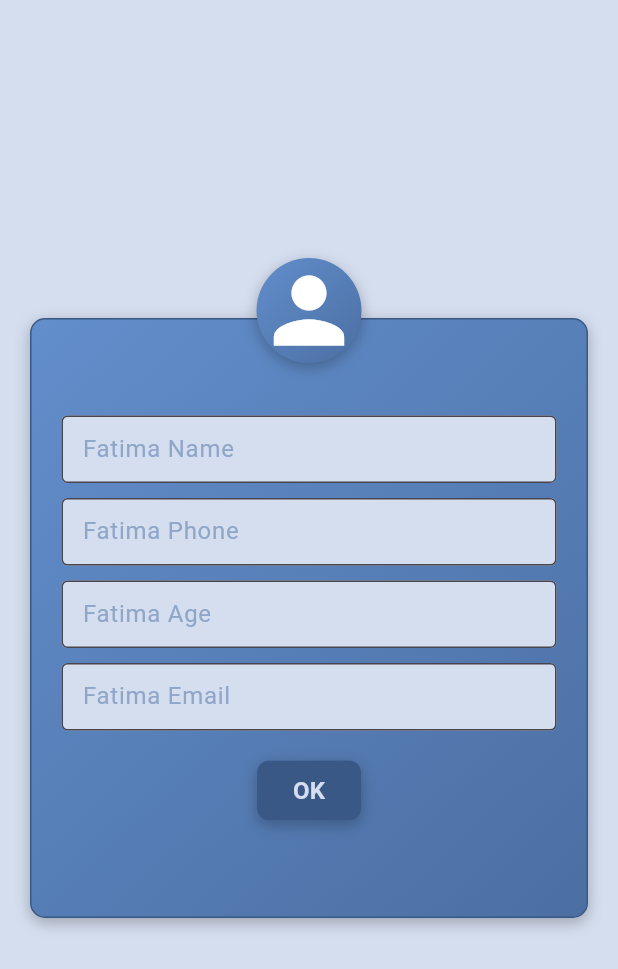
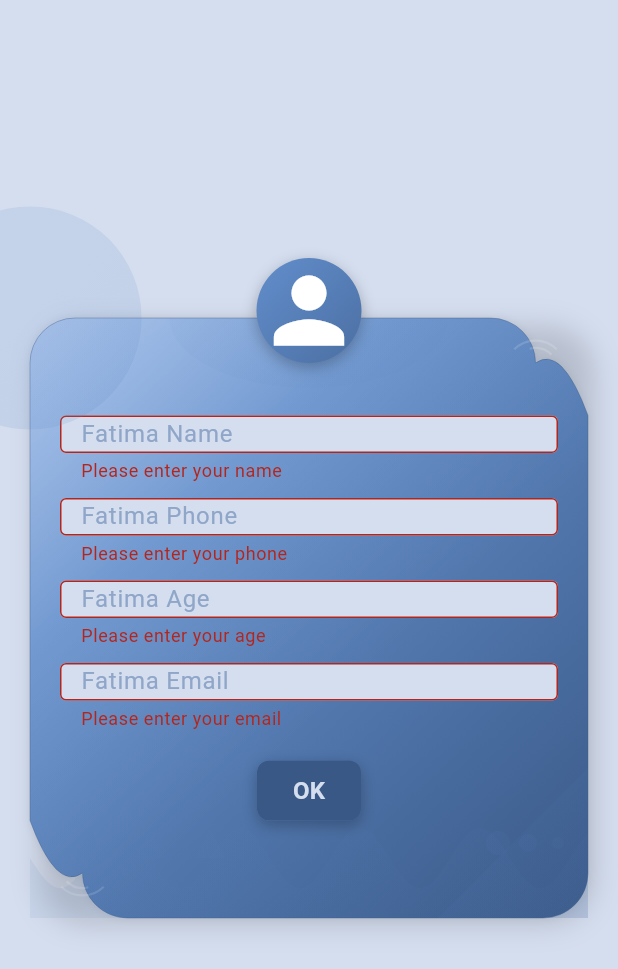
Before and after one commit to F2-m37/fatima_frist_assignment-, a Flutter app: the screen it shows after launch, after a tap on "OK", on a phone screen of 412 x 824 dp. Shown: the top 969 px of the screen. Run offline on Flutter 3.47's test engine with Material 3 defaults, Android fonts, the phone set to English and light mode, and no system bars.

Commit message:
Secound Assignment

```diff
--- a/lib/fatima_home_page.dart
+++ b/lib/fatima_home_page.dart
@@ -1,4 +1,7 @@
 import 'package:flutter/material.dart';
+import 'painters/fatima_container_painter.dart';
+import 'painters/fatima_form_painter.dart';
+import 'validators/fatima_validators.dart';
 
 class FatimaForm extends StatefulWidget {
   const FatimaForm({super.key});
@@ -9,6 +12,19 @@ class FatimaForm extends StatefulWidget {
 
 class _FatimaFormState extends State<FatimaForm> {
   final _formKey = GlobalKey<FormState>();
+  final _nameController = TextEditingController();
+  final _phoneController = TextEditingController();
+  final _ageController = TextEditingController();
+  final _emailController = TextEditingController();
+
+  @override
+  void dispose() {
+    _nameController.dispose();
+    _phoneController.dispose();
+    _ageController.dispose();
+    _emailController.dispose();
+    super.dispose();
+  }
 
   @override
   Widget build(BuildContext context) {
@@ -20,32 +36,12 @@ class _FatimaFormState extends State<FatimaForm> {
           child: Stack(
             clipBehavior: Clip.none,
             children: [
-              Container(
+              CustomPaint(
+                painter: FatimaContainerPainter(),
+                foregroundPainter: FatimaFormPainter(),
+                child: Container(
                   width: 400,
                   height: 400,
-                decoration: BoxDecoration(
-                  gradient: const LinearGradient(
-                    begin: Alignment.topLeft,
-                    end: Alignment.bottomRight,
-                    colors: [
-                      Color(0XFF628ECB),
-                      Color(0XFF4B6FA3),
-                    ],
-                  ),
-                  borderRadius: BorderRadius.circular(10),
-                  border: Border.all(
-                    color: const Color(0XFF395886),
-                    width: 1,
-                  ),
-                  boxShadow: const [
-                    BoxShadow(
-                      color: Colors.black26,
-                      spreadRadius: 0,
-                      blurRadius: 8,
-                      offset: Offset(0, 3),
-                    ),
-                  ],
-                ),
                   padding: const EdgeInsets.all(20.0),
                   child: Form(
                     key: _formKey,
@@ -54,10 +50,12 @@ class _FatimaFormState extends State<FatimaForm> {
                       crossAxisAlignment: CrossAxisAlignment.center,
                       mainAxisSize: MainAxisSize.min,
                       children: [
-                      const SizedBox(
+                        SizedBox(
                           height: 45,
-                        child: TextField(
-                          decoration: InputDecoration(
+                          child: TextFormField(
+                            controller: _nameController,
+                            validator: FatimaValidators.validateName,
+                            decoration: const InputDecoration(
                               hintText: "Fatima Name",
                               hintStyle: TextStyle(
                                 color: Color(0XFF8FA6C9),
@@ -73,7 +71,10 @@ class _FatimaFormState extends State<FatimaForm> {
                         const SizedBox(height: 10),
                         SizedBox(
                           height: 45,
-                        child: TextField(
+                          child: TextFormField(
+                            controller: _phoneController,
+                            validator: FatimaValidators.validatePhone,
+                            keyboardType: TextInputType.phone,
                             decoration: const InputDecoration(
                               hintText: "Fatima Phone",
                               hintStyle: TextStyle(
@@ -90,7 +91,10 @@ class _FatimaFormState extends State<FatimaForm> {
                         const SizedBox(height: 10),
                         SizedBox(
                           height: 45,
-                        child: TextField(
+                          child: TextFormField(
+                            controller: _ageController,
+                            validator: FatimaValidators.validateAge,
+                            keyboardType: TextInputType.number,
                             decoration: const InputDecoration(
                               hintText: "Fatima Age",
                               hintStyle: TextStyle(
@@ -107,7 +111,10 @@ class _FatimaFormState extends State<FatimaForm> {
                         const SizedBox(height: 10),
                         SizedBox(
                           height: 45,
-                        child: TextField(
+                          child: TextFormField(
+                            controller: _emailController,
+                            validator: FatimaValidators.validateEmail,
+                            keyboardType: TextInputType.emailAddress,
                             decoration: const InputDecoration(
                               hintText: "Fatima Email",
                               hintStyle: TextStyle(
@@ -144,9 +151,16 @@ class _FatimaFormState extends State<FatimaForm> {
                             ],
                           ),
                           child: ElevatedButton(
-                          onPressed: () {},
+                            onPressed: () {
+                              if (_formKey.currentState!.validate()) {
+                                debugPrint('Name: ${_nameController.text}');
+                                debugPrint('Phone: ${_phoneController.text}');
+                                debugPrint('Age: ${_ageController.text}');
+                                debugPrint('Email: ${_emailController.text}');
+                              }
+                            },
                             style: ElevatedButton.styleFrom(
-                            backgroundColor: Color(0XFF395886),
+                              backgroundColor: const Color(0XFF395886),
                               shadowColor: Colors.transparent,
                               shape: RoundedRectangleBorder(
                                 borderRadius: BorderRadius.circular(8),
@@ -163,6 +177,7 @@ class _FatimaFormState extends State<FatimaForm> {
                           ),
                         ),
                       ],
+                    ),
                   ),
                 ),
               ),
--- a/lib/main.dart
+++ b/lib/main.dart
@@ -1,5 +1,5 @@
 import 'package:flutter/material.dart';
-import 'package:fatima_app/fatima_home_page.dart';
+import 'fatima_home_page.dart';
 
 void main() {
   runApp(const MyApp());
@@ -8,14 +8,15 @@ void main() {
 class MyApp extends StatelessWidget {
   const MyApp({super.key});
 
-  // This widget is the root of your application.
   @override
   Widget build(BuildContext context) {
-    return const MaterialApp(
+    return MaterialApp(
+      title: 'Fatima App',
       debugShowCheckedModeBanner: false,
-      home: FatimaForm(),
-
-
+      theme: ThemeData(
+        primarySwatch: Colors.blue,
+      ),
+      home: const FatimaForm(),
     );
   }
 }
--- /dev/null
+++ b/lib/painters/fatima_container_painter.dart
@@ -0,0 +1,157 @@
+import 'package:flutter/material.dart';
+import 'dart:math' as math;
+
+class FatimaContainerPainter extends CustomPainter {
+  @override
+  void paint(Canvas canvas, Size size) {
+    final mainPaint = Paint()
+      ..shader = const LinearGradient(
+        begin: Alignment.topLeft,
+        end: Alignment.bottomRight,
+        stops: [0.0, 0.3, 0.7, 1.0],
+        colors: [
+          Color(0XFF7BA3E0),
+          Color(0XFF628ECB),
+          Color(0XFF4B6FA3),
+          Color(0XFF395886),
+        ],
+      ).createShader(Offset.zero & size)
+      ..style = PaintingStyle.fill;
+
+    final backgroundPath = Path()
+      ..addRRect(
+        RRect.fromRectAndRadius(
+          Rect.fromLTWH(6, 6, size.width - 2, size.height - 2),
+          const Radius.circular(30),
+        ),
+      );
+
+    canvas.drawPath(
+      backgroundPath,
+      Paint()
+        ..color = Colors.black.withOpacity(0.15)
+        ..maskFilter = const MaskFilter.blur(BlurStyle.normal, 10),
+    );
+
+    final mainPath = Path();
+
+    final cornerRadius = 30.0;
+    final cutoutSize = 35.0;
+    final curveControl = 40.0;
+
+    mainPath.moveTo(cornerRadius, 0);
+
+    mainPath.lineTo(size.width - cutoutSize - cornerRadius, 0);
+    mainPath.arcToPoint(
+      Offset(size.width - cutoutSize, cornerRadius),
+      radius: Radius.circular(cornerRadius),
+      clockwise: true,
+    );
+    mainPath.quadraticBezierTo(
+      size.width - cutoutSize / 2,
+      cutoutSize / 2,
+      size.width,
+      cutoutSize + cornerRadius,
+    );
+    mainPath.quadraticBezierTo(
+      size.width,
+      cutoutSize + cornerRadius,
+      size.width,
+      cutoutSize + cornerRadius * 2,
+    );
+
+    mainPath.lineTo(size.width, size.height - cornerRadius);
+    mainPath.arcToPoint(
+      Offset(size.width - cornerRadius, size.height),
+      radius: Radius.circular(cornerRadius),
+      clockwise: true,
+    );
+
+    mainPath.lineTo(cutoutSize + cornerRadius, size.height);
+    mainPath.arcToPoint(
+      Offset(cutoutSize, size.height - cornerRadius),
+      radius: Radius.circular(cornerRadius),
+      clockwise: true,
+    );
+    mainPath.quadraticBezierTo(
+      cutoutSize / 2,
+      size.height - cutoutSize / 2,
+      0,
+      size.height - cutoutSize - cornerRadius,
+    );
+
+    mainPath.lineTo(0, cornerRadius);
+    mainPath.arcToPoint(
+      Offset(cornerRadius, 0),
+      radius: Radius.circular(cornerRadius),
+      clockwise: true,
+    );
+
+    mainPath.close();
+
+    canvas.drawPath(
+      mainPath,
+      Paint()
+        ..color = Colors.black.withOpacity(0.08)
+        ..maskFilter = const MaskFilter.blur(BlurStyle.normal, 3),
+    );
+
+    canvas.drawPath(mainPath, mainPaint);
+
+    final highlightPaint = Paint()
+      ..shader = LinearGradient(
+        begin: Alignment.topLeft,
+        end: Alignment.bottomRight,
+        colors: [
+          Colors.white.withOpacity(0.4),
+          Colors.white.withOpacity(0.1),
+          Colors.white.withOpacity(0.0),
+        ],
+        stops: const [0.0, 0.3, 0.6],
+      ).createShader(Rect.fromLTWH(0, 0, size.width, size.height));
+
+    canvas.drawPath(mainPath, highlightPaint);
+
+    canvas.drawPath(
+      mainPath,
+      Paint()
+        ..style = PaintingStyle.stroke
+        ..color = const Color(0XFF395886).withOpacity(0.5)
+        ..strokeWidth = 0.5,
+    );
+
+    final decorPaint = Paint()
+      ..color = Colors.white.withOpacity(0.15)
+      ..style = PaintingStyle.stroke
+      ..strokeWidth = 1.5;
+
+    void drawCornerDecoration(Offset center, double startAngle) {
+      canvas.drawArc(
+        Rect.fromCircle(center: center, radius: 20),
+        startAngle,
+        math.pi / 2,
+        false,
+        decorPaint,
+      );
+      canvas.drawArc(
+        Rect.fromCircle(center: center, radius: 15),
+        startAngle + math.pi / 6,
+        math.pi / 3,
+        false,
+        decorPaint,
+      );
+    }
+
+    drawCornerDecoration(
+      Offset(cutoutSize, size.height - cutoutSize),
+      math.pi / 4,
+    );
+    drawCornerDecoration(
+      Offset(size.width - cutoutSize, cutoutSize),
+      -3 * math.pi / 4,
+    );
+  }
+
+  @override
+  bool shouldRepaint(covariant CustomPainter oldDelegate) => false;
+}
--- /dev/null
+++ b/lib/painters/fatima_form_painter.dart
@@ -0,0 +1,108 @@
+import 'package:flutter/material.dart';
+import 'dart:math' as math;
+
+class FatimaFormPainter extends CustomPainter {
+  @override
+  void paint(Canvas canvas, Size size) {
+    final paint = Paint()
+      ..shader = const LinearGradient(
+        begin: Alignment.topLeft,
+        end: Alignment.bottomRight,
+        colors: [
+          Color(0XFF628ECB),
+          Color(0XFF4B6FA3),
+        ],
+      ).createShader(Offset.zero & size)
+      ..style = PaintingStyle.fill;
+
+    canvas.drawCircle(
+      Offset(0, 0),
+      size.width * 0.2,
+      paint..color = const Color(0XFF628ECB).withOpacity(0.15),
+    );
+
+    final path = Path();
+    path.moveTo(size.width, size.height);
+    path.lineTo(size.width - 100.0, size.height);
+    path.lineTo(size.width, size.height - 100.0);
+    path.close();
+    canvas.drawPath(
+        path, paint..color = const Color(0XFF4B6FA3).withOpacity(0.15));
+
+    final rect = Rect.fromCenter(
+      center: Offset(size.width / 2, 0),
+      width: size.width * 0.5,
+      height: size.width * 0.25,
+    );
+    canvas.drawArc(
+      rect,
+      0,
+      math.pi,
+      true,
+      paint..color = const Color(0XFF628ECB).withOpacity(0.06),
+    );
+
+    final bottomPath = Path();
+    bottomPath.moveTo(0, size.height - 40);
+
+    double amplitude = 20.0;
+    double period = 40.0;
+
+    for (double i = 0; i <= size.width; i += 2) {
+      double y =
+          size.height - 40 + amplitude * math.sin((i / period) * math.pi);
+      if (i == 0) {
+        bottomPath.moveTo(i, y);
+      } else {
+        bottomPath.lineTo(i, y);
+      }
+    }
+
+    bottomPath.lineTo(size.width, size.height);
+    bottomPath.lineTo(0, size.height);
+    bottomPath.close();
+
+    canvas.drawPath(
+      bottomPath,
+      paint..color = const Color(0XFF628ECB).withOpacity(0.1),
+    );
+
+    final circles = [
+      {'x': size.width - 60, 'y': size.height - 50, 'r': 8.0},
+      {'x': size.width - 40, 'y': size.height - 50, 'r': 6.0},
+      {'x': size.width - 20, 'y': size.height - 50, 'r': 4.0},
+    ];
+
+    for (var circle in circles) {
+      canvas.drawCircle(
+        Offset(circle['x']!, circle['y']!),
+        circle['r']!,
+        paint..color = const Color(0XFF628ECB).withOpacity(0.15),
+      );
+    }
+
+    final triangles = [
+      {'x': 40.0, 'y': size.height - 50},
+      {'x': 80.0, 'y': size.height - 50},
+      {'x': 120.0, 'y': size.height - 50},
+    ];
+
+    for (var triangle in triangles) {
+      final trianglePath = Path();
+      final size = 10.0;
+
+      trianglePath.moveTo(triangle['x']!, triangle['y']! - size);
+      trianglePath.lineTo(triangle['x']! + size, triangle['y']! + size);
+      trianglePath.lineTo(triangle['x']! - size, triangle['y']! + size);
+      trianglePath.close();
+
+      canvas.drawPath(
+        trianglePath,
+        paint..color = const Color(0XFF628ECB).withOpacity(0.15),
+      );
+    }
+  }
+
+  @override
+  bool shouldRepaint(covariant CustomPainter oldDelegate) => false;
+}
--- /dev/null
+++ b/lib/validators/fatima_validators.dart
@@ -0,0 +1,51 @@
+class FatimaValidators {
+  static String? validateName(String? value) {
+    if (value == null || value.isEmpty) {
+      return 'Please enter your name';
+    }
+    if (value.length < 2) {
+      return 'Name must be at least 2 characters';
+    }
+    if (!RegExp(r'^[\u0600-\u06FF\sa-zA-Z]+$').hasMatch(value)) {
+      return 'Name can only contain letters';
+    }
+    return null;
+  }
+
+  static String? validatePhone(String? value) {
+    if (value == null || value.isEmpty) {
+      return 'Please enter your phone';
+    }
+    if (!RegExp(r'^\d{10}$').hasMatch(value)) {
+      return 'Please enter a valid 10-digit phone number';
+    }
+    return null;
+  }
+
+  static String? validateAge(String? value) {
+    if (value == null || value.isEmpty) {
+      return 'Please enter your age';
+    }
+    final age = int.tryParse(value);
+    if (age == null) {
+      return 'Please enter a valid number';
+    }
+    if (age < 0) {
+      return 'Age cannot be negative';
+    }
+    if (age > 120) {
+      return 'Age cannot be more than 120';
+    }
+    return null;
+  }
+
+  static String? validateEmail(String? value) {
+    if (value == null || value.isEmpty) {
+      return 'Please enter your email';
+    }
+    if (!RegExp(r'^[\w-\.]+@([\w-]+\.)+[\w-]{2,4}$').hasMatch(value)) {
+      return 'Please enter a valid email address';
+    }
+    return null;
+  }
+}
--- /dev/null
+++ b/lib/widgets/fatima_form_widget.dart
@@ -0,0 +1,35 @@
+import 'package:flutter/material.dart';
+import 'fatima_text_field.dart';
+import 'fatima_submit_button.dart';
+import 'fatima_avatar.dart';
+import 'fatima_form_container.dart';
+
+class FatimaForm extends StatefulWidget {
+  const FatimaForm({super.key});
+
+  @override
+  State<FatimaForm> createState() => _FatimaFormState();
+}
+
+class _FatimaFormState extends State<FatimaForm> {
+  final _formKey = GlobalKey<FormState>();
+
+  @override
+  Widget build(BuildContext context) {
+    return Scaffold(
+      backgroundColor: const Color(0XFFD5DEEF),
+      body: Center(
+        child: Padding(
+          padding: const EdgeInsets.symmetric(horizontal: 20),
+          child: Stack(
+            clipBehavior: Clip.none,
+            children: [
+              FatimaFormContainer(formKey: _formKey),
+              const FatimaAvatar(),
+            ],
+          ),
+        ),
+      ),
+    );
+  }
+}
```
Also changed, not shown: lib/widgets/fatima_avatar.dart (added, +42 -0 lines), lib/widgets/fatima_form_container.dart (added, +95 -0 lines), lib/widgets/fatima_submit_button.dart (added, +54 -0 lines), lib/widgets/fatima_text_field.dart (added, +45 -0 lines). Lines whose indentation alone changed are shown as unchanged.
